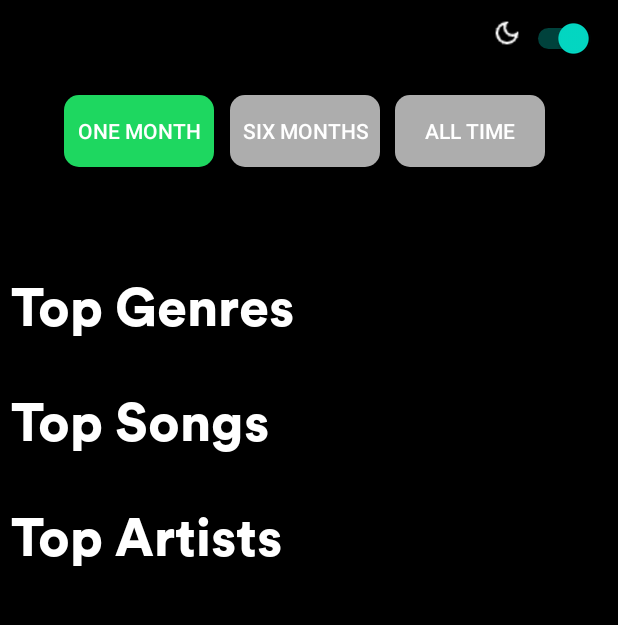
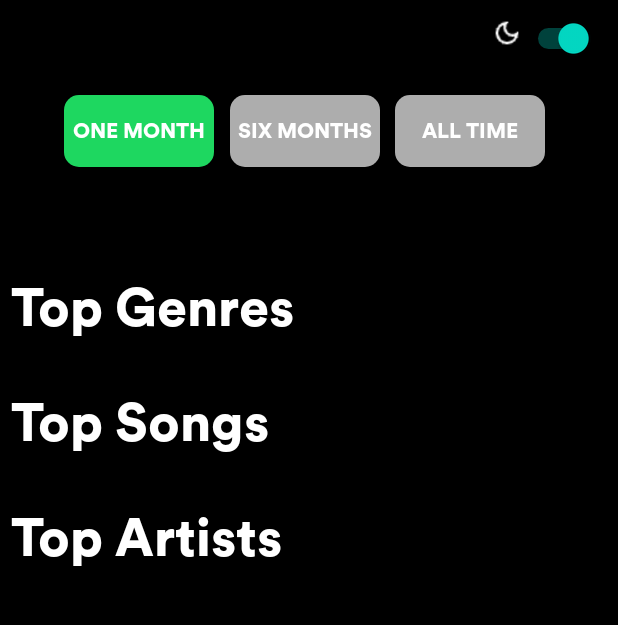
Before and after one commit to sh0608/Spotify-Wrapped, an Android app: the WrapFragment screen opened directly, with no data from a screen before it, on a phone screen of 412 x 824 dp, the part 84-709 px from its top. Run offline under Robolectric (Android 15) with nearby library versions, the phone set to English and light mode, and no system bars; our stand-ins replace Picasso, navigation-ui; pictures from the network do not load.

Commit message:
font consistency
changed the font to be more consistent

```diff
--- a/app/src/main/res/layout/fragment_update_account.xml
+++ b/app/src/main/res/layout/fragment_update_account.xml
@@ -55,7 +55,7 @@
         android:backgroundTint="@color/spotifyGreen"
 
 
-        android:fontFamily="@font/circular_spotify"
+        android:fontFamily="@font/circular_spotifytext_black"
 
         android:text="@string/change_username_or_email"
         android:textColor="@color/white"
--- a/app/src/main/res/layout/fragment_wrap.xml
+++ b/app/src/main/res/layout/fragment_wrap.xml
@@ -39,6 +39,7 @@
                     android:layout_height="wrap_content"
                     android:layout_marginLeft="0dp"
                     android:layout_marginRight="5dp"
+                    android:fontFamily="@font/circular_spotifytext_black"
                     android:background="@drawable/button_toggle_selector"
                     android:text="@string/one_month" />
 
@@ -48,6 +49,7 @@
                     android:layout_height="wrap_content"
                     android:layout_marginLeft="5dp"
                     android:layout_marginRight="10dp"
+                    android:fontFamily="@font/circular_spotifytext_black"
                     android:background="@drawable/button_toggle_selector"
 
                     android:text="@string/six_months" />
@@ -56,12 +58,14 @@
                     android:id="@+id/btnLongTerm"
                     android:layout_width="100dp"
                     android:layout_height="wrap_content"
+                    android:fontFamily="@font/circular_spotifytext_black"
                     android:background="@drawable/button_toggle_selector"
                     android:text="@string/all_time" />
             </LinearLayout>
 
             <TextView
                 android:id="@+id/geminiResultTextView"
+                style="@style/TEXT"
                 android:layout_width="match_parent"
                 android:layout_height="wrap_content"
                 android:layout_marginTop="2dp"
@@ -69,7 +73,6 @@
                 android:fontFamily="@font/circular_spotifytext_black"
                 android:gravity="center"
                 android:text="gemini result"
-                style="@style/TEXT"
                 android:textSize="20sp" />
 
             <TextView
```
